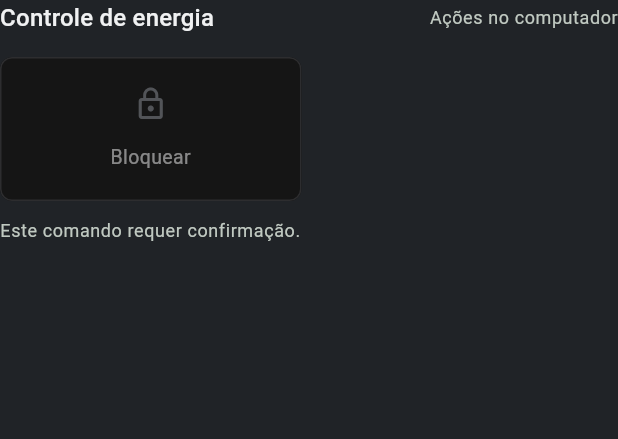
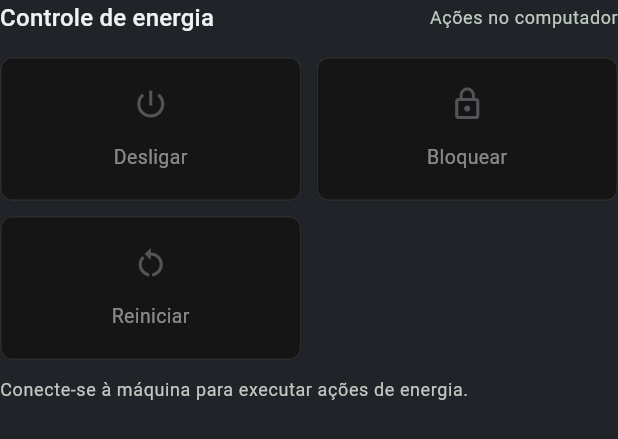
Before and after one commit to muriloao/relay-app, a Flutter app: the _EnergyControlsSection widget shown alone on an empty page, opened directly with empty values, on a phone screen of 412 x 824 dp. Shown: the top 439 px of the screen. Run offline on Flutter 3.47's test engine with Material 3 defaults, Android fonts, the phone set to English and light mode, and no system bars; our stand-ins replace dio, flutter_bloc, flutter_secure_storage, get_it, go_router, hive and 3 more; missing offline and left inert: mobile_scanner; accounts and stored records are empty.

Commit message:
feat: adiciona suporte a ações de energia com confirmação e atualiza a interface

```diff
--- a/app/lib/features/machines/presentation/pages/machine_home_page.dart
+++ b/app/lib/features/machines/presentation/pages/machine_home_page.dart
@@ -1,3 +1,5 @@
+import 'dart:async';
+
 import 'package:flutter_bloc/flutter_bloc.dart';
 import 'package:go_router/go_router.dart';
 import 'package:material_ui/material_ui.dart';
@@ -42,6 +44,47 @@ class MachineHomePage extends StatelessWidget {
   void _showMessage(BuildContext context, String message) {
     ScaffoldMessenger.of(context)
         .showSnackBar(SnackBar(content: Text(message)));
+  }
+
+  Future<void> _requestPowerAction(BuildContext context, String action) async {
+    final command = AgentCommand.create(
+      type: AgentCommandType.power,
+      action: action,
+    );
+    if (command.requiresConfirmation) {
+      final confirmed = await showDialog<bool>(
+        context: context,
+        builder: (dialogContext) => AlertDialog(
+          icon: const Icon(Icons.warning_amber_outlined),
+          title: Text(
+            action == 'shutdown'
+                ? 'Desligar computador?'
+                : 'Reiniciar computador?',
+          ),
+          content: Text(
+            action == 'shutdown'
+                ? 'O computador será desligado e ficará offline. Salve o que estiver fazendo antes de continuar.'
+                : 'O computador será reiniciado e ficará temporariamente offline. Salve o que estiver fazendo antes de continuar.',
+          ),
+          actions: [
+            TextButton(
+              onPressed: () => Navigator.of(dialogContext).pop(false),
+              child: const Text('Cancelar'),
+            ),
+            FilledButton(
+              onPressed: () => Navigator.of(dialogContext).pop(true),
+              child: Text(action == 'shutdown' ? 'Desligar' : 'Reiniciar'),
+            ),
+          ],
+        ),
+      );
+      if (!context.mounted || confirmed != true) return;
+    }
+    if (!context.mounted) return;
+    await context.read<MachineCubit>().executeCommand(
+      command,
+      confirmed: command.requiresConfirmation,
+    );
   }
 
   @override
@@ -143,10 +186,9 @@ class MachineHomePage extends StatelessWidget {
           const SizedBox(height: 28),
           _EnergyControlsSection(
             connection: state.connection,
-            execution: state.commandExecutions['power:lock'],
-            onLock: () => context.read<MachineCubit>().executeCommand(
-              AgentCommand.create(type: AgentCommandType.power, action: 'lock'),
-            ),
+            executions: state.commandExecutions,
+            onPowerAction: (action) =>
+                unawaited(_requestPowerAction(context, action)),
           ),
         ],
         const SizedBox(height: 22),
@@ -163,39 +205,18 @@ class MachineHomePage extends StatelessWidget {
 class _EnergyControlsSection extends StatelessWidget {
   const _EnergyControlsSection({
     required this.connection,
-    required this.execution,
-    required this.onLock,
+    required this.executions,
+    required this.onPowerAction,
   });
 
   final AgentConnectionSnapshot connection;
-  final CommandExecutionState? execution;
-  final VoidCallback onLock;
+  final Map<String, CommandExecutionState> executions;
+  final ValueChanged<String> onPowerAction;
 
   @override
   Widget build(BuildContext context) {
     final theme = Theme.of(context);
     final online = connection.status == AgentConnectionStatus.online;
-    final supported = connection.supportsPowerAction('lock');
-    final sending = execution?.status == CommandExecutionStatus.sending;
-    final canLock = online && supported && !sending;
-
-    final statusText = switch (execution?.status) {
-      CommandExecutionStatus.sending => 'Enviando solicitação…',
-      CommandExecutionStatus.accepted =>
-        'O agente aceitou o pedido de bloqueio.',
-      CommandExecutionStatus.transitionUnconfirmed =>
-        'A conexão terminou durante a transição. Verifique o estado da máquina.',
-      CommandExecutionStatus.failed => execution?.message,
-      CommandExecutionStatus.awaitingConfirmation =>
-        'Este comando requer confirmação.',
-      null => null,
-    };
-
-    final availabilityText = !online
-        ? 'Conecte-se à máquina para bloquear a tela.'
-        : !supported
-        ? 'O agente conectado não oferece comandos de energia.'
-        : null;
 
     return Column(
       crossAxisAlignment: CrossAxisAlignment.start,
@@ -227,72 +248,130 @@ class _EnergyControlsSection extends StatelessWidget {
             return Wrap(
               spacing: spacing,
               runSpacing: spacing,
-              children: [
-                _EnergyActionTile(
-                  width: tileWidth,
-                  height: compact ? 96 : 115,
-                  enabled: canLock,
-                  busy: sending,
-                  icon: Icons.lock_outline,
-                  label: sending ? 'Enviando…' : 'Bloquear',
-                  onPressed: onLock,
-                ),
-              ],
+              children: _powerActions
+                  .map((action) {
+                    final execution = executions['power:${action.id}'];
+                    final supported = connection.supportsPowerAction(action.id);
+                    final sending =
+                        execution?.status == CommandExecutionStatus.sending;
+                    return _EnergyActionItem(
+                      width: tileWidth,
+                      height: compact ? 96 : 115,
+                      action: action,
+                      online: online,
+                      supported: supported,
+                      enabled: online && supported,
+                      busy: sending,
+                      execution: execution,
+                      onPressed: () => onPowerAction(action.id),
+                    );
+                  })
+                  .toList(growable: false),
             );
           },
         ),
-        if (statusText != null || availabilityText != null) ...[
+        if (!online) ...[
           const SizedBox(height: 12),
-          Row(
-            crossAxisAlignment: CrossAxisAlignment.start,
-            children: [
-              if (sending)
-                Padding(
-                  padding: const EdgeInsets.only(top: 2, right: 8),
-                  child: SizedBox(
-                    width: 14,
-                    height: 14,
-                    child: CircularProgressIndicator(
-                      strokeWidth: 1.5,
-                      color: theme.colorScheme.onSurfaceVariant,
-                    ),
-                  ),
-                )
-              else if (execution?.status == CommandExecutionStatus.accepted)
-                Padding(
-                  padding: const EdgeInsets.only(right: 8),
-                  child: Icon(
-                    Icons.verified_outlined,
-                    size: 15,
-                    color: theme.colorScheme.primary,
-                  ),
-                )
-              else if (execution?.status == CommandExecutionStatus.failed)
-                Padding(
-                  padding: const EdgeInsets.only(right: 8),
-                  child: Icon(
-                    Icons.error_outline,
-                    size: 15,
-                    color: theme.colorScheme.error,
-                  ),
-                ),
-              Expanded(
-                child: Text(
-                  statusText ?? availabilityText!,
-                  style: theme.textTheme.bodySmall?.copyWith(
-                    color: execution?.status == CommandExecutionStatus.failed
-                        ? theme.colorScheme.error
-                        : theme.colorScheme.onSurfaceVariant,
-                  ),
-                ),
-              ),
-            ],
+          Text(
+            'Conecte-se à máquina para executar ações de energia.',
+            style: theme.textTheme.bodySmall?.copyWith(
+              color: theme.colorScheme.onSurfaceVariant,
+            ),
           ),
         ],
       ],
     );
   }
 }
+
+class _EnergyActionItem extends StatelessWidget {
+  const _EnergyActionItem({
+    required this.width,
+    required this.height,
+    required this.action,
+    required this.online,
+    required this.supported,
+    required this.enabled,
+    required this.busy,
+    required this.execution,
+    required this.onPressed,
+  });
+
+  final double width;
+  final double height;
+  final _PowerAction action;
+  final bool online;
+  final bool supported;
+  final bool enabled;
+  final bool busy;
+  final CommandExecutionState? execution;
+  final VoidCallback onPressed;
+
+  @override
+  Widget build(BuildContext context) {
+    final theme = Theme.of(context);
+    final status = switch (execution?.status) {
+      CommandExecutionStatus.accepted => 'Aceito pelo agente.',
+      CommandExecutionStatus.transitionUnconfirmed =>
+        'Transição não confirmada. Verifique a máquina.',
+      CommandExecutionStatus.failed => execution?.message,
+      _ => null,
+    };
+    final statusColor = execution?.status == CommandExecutionStatus.failed
+        ? theme.colorScheme.error
+        : execution?.status == CommandExecutionStatus.transitionUnconfirmed
+        ? theme.colorScheme.secondary
+        : theme.colorScheme.onSurfaceVariant;
+
+    return SizedBox(
+      width: width,
+      child: Column(
+        children: [
+          _EnergyActionTile(
+            width: width,
+            height: height,
+            enabled: enabled,
+            busy: busy,
+            icon: action.icon,
+            label: busy ? 'Enviando…' : action.label,
+            onPressed: onPressed,
+          ),
+          if (status != null) ...[
+            const SizedBox(height: 8),
+            Text(
+              status,
+              textAlign: TextAlign.center,
+              style: theme.textTheme.labelSmall?.copyWith(color: statusColor),
+            ),
+          ] else if (online && !supported) ...[
+            const SizedBox(height: 8),
+            Text(
+              'Indisponível neste agente',
+              textAlign: TextAlign.center,
+              style: theme.textTheme.labelSmall?.copyWith(
+                color: theme.colorScheme.onSurfaceVariant,
+              ),
+            ),
+          ],
+        ],
+      ),
+    );
+  }
+}
+
+class _PowerAction {
+  const _PowerAction(this.id, this.label, this.icon);
+
+  final String id;
+  final String label;
+  final IconData icon;
+}
+
+const _powerActions = [
+  _PowerAction('shutdown', 'Desligar', Icons.power_settings_new_outlined),
+  _PowerAction('lock', 'Bloquear', Icons.lock_outline),
+  _PowerAction('restart', 'Reiniciar', Icons.restart_alt),
+];
 
 class _EnergyActionTile extends StatelessWidget {
   const _EnergyActionTile({
```
